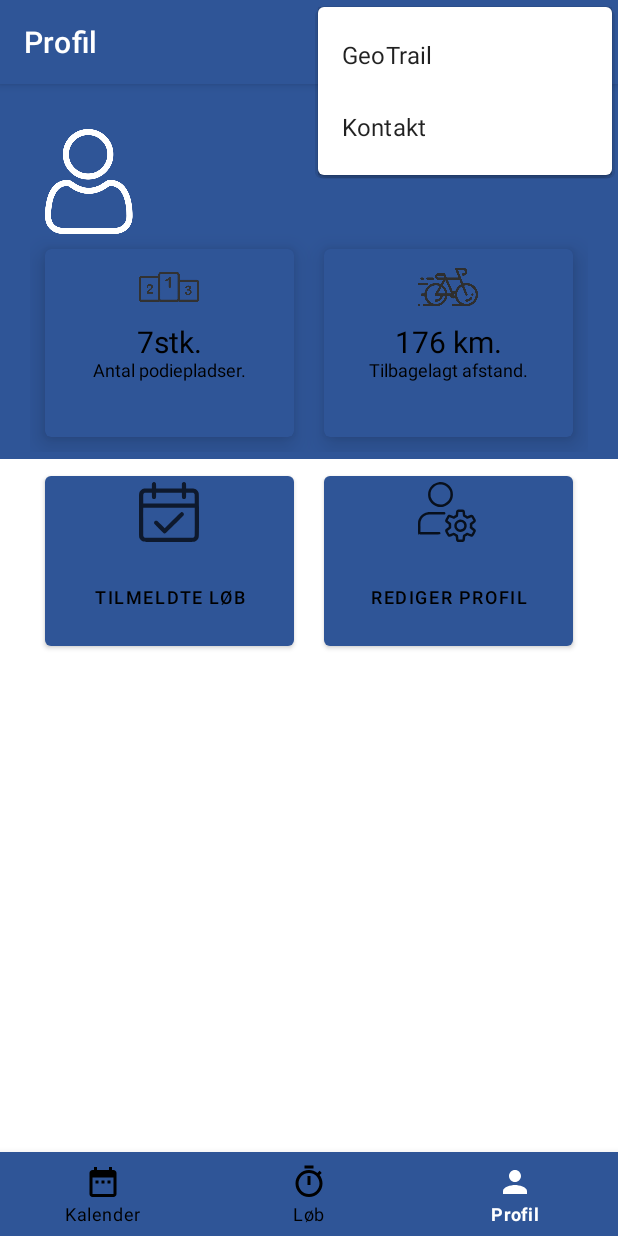
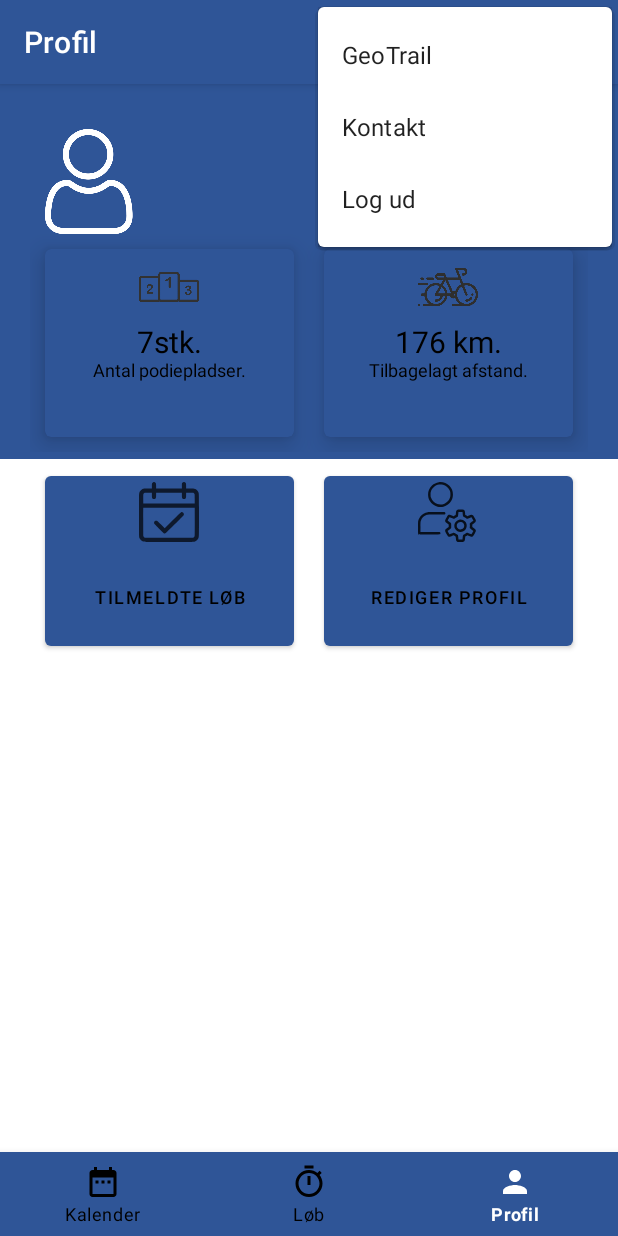
Before and after one commit to JacobSylvest/SportsEventV2, an Android app: the Profil screen opened directly, with no data from a screen before it, with the options menu open, on a phone screen of 412 x 824 dp. Run offline under Robolectric (Android 15) with nearby library versions, the light colour scheme and no system bars.

Commit message:
Login mulighed i topmenu

```diff
--- a/app/src/main/java/com/example/sportseventv2/Profil.java
+++ b/app/src/main/java/com/example/sportseventv2/Profil.java
@@ -48,6 +48,7 @@ public class Profil extends TopBundMenu implements View.OnClickListener {
     public void openRedigerProfil(){
         Intent intent = new Intent(this, RedigerProfil.class);
         startActivity(intent);
+
     }
     public void openTilmeldteLoeb (){
         Intent intent = new Intent(this, TilmeldteLoeb.class);
--- a/app/src/main/java/com/example/sportseventv2/TopBundMenu.java
+++ b/app/src/main/java/com/example/sportseventv2/TopBundMenu.java
@@ -5,6 +5,7 @@ import android.content.Intent;
 import android.view.Menu;
 import android.view.MenuInflater;
 import android.view.MenuItem;
+import android.widget.TextView;
 import android.widget.Toast;
 import androidx.annotation.NonNull;
 import androidx.appcompat.app.AppCompatActivity;
@@ -33,10 +34,15 @@ public class TopBundMenu extends AppCompatActivity {
                 Intent intentKontakt = new Intent(this, TopKontakt.class);
                 startActivity(intentKontakt);
                 return true;
+            case R.id.item4:
+                Intent intentLogin = new Intent(this, Login.class);
+                startActivity(intentLogin);
+                return true;
             default:
                 return super.onOptionsItemSelected(item);
         }
     }
+
     void showNavKalender() {
         //initialiserer og tilknytter/tildeler variabler
         BottomNavigationView bottomNavigationView = findViewById(R.id.bottom_navigation);
--- a/app/src/main/res/layout/activity_profil.xml
+++ b/app/src/main/res/layout/activity_profil.xml
@@ -197,93 +197,3 @@
         app:menu="@menu/menu_navigation" />
 </RelativeLayout>
 </LinearLayout>
-
-    <!-- DETTE ER LOGIKKEN TIL KNAPPERNE DER SKAL IND I "REDIGER PROFIL"
-
-        <LinearLayout
-            android:layout_width="match_parent"
-            android:layout_height="match_parent"
-            android:orientation="vertical">
-
-            <com.google.android.material.textfield.TextInputLayout
-                android:layout_width="match_parent"
-                android:layout_height="wrap_content"
-                android:layout_marginBottom="10dp"
-                android:layout_marginLeft="10dp"
-                android:layout_marginRight="10dp"
-                android:hint="Fulde Navn">
-
-                <com.google.android.material.textfield.TextInputEditText
-                    android:layout_width="match_parent"
-                    android:layout_height="wrap_content"
-                    android:text="Jacob Sylvest Mortensen" />
-
-            </com.google.android.material.textfield.TextInputLayout>
-
-            <com.google.android.material.textfield.TextInputLayout
-                android:layout_width="match_parent"
-                android:layout_height="wrap_content"
-                android:layout_marginBottom="10dp"
-                android:layout_marginLeft="10dp"
-                android:layout_marginRight="10dp"
-                android:hint="Email">
-
-                <com.google.android.material.textfield.TextInputEditText
-                    android:layout_width="match_parent"
-                    android:layout_height="wrap_content"
-                    android:text="jsylvest@hotmail.dk" />
-
-            </com.google.android.material.textfield.TextInputLayout>
-
-            <com.google.android.material.textfield.TextInputLayout
-                android:layout_width="match_parent"
-                android:layout_height="wrap_content"
-                android:layout_marginBottom="10dp"
-                android:layout_marginLeft="10dp"
-                android:layout_marginRight="10dp"
-                android:hint="Telefonnummer">
-
-                <com.google.android.material.textfield.TextInputEditText
-                    android:layout_width="match_parent"
-                    android:layout_height="wrap_content"
-                    android:text="28917722" />
-
-            </com.google.android.material.textfield.TextInputLayout>
-
-            <com.google.android.material.textfield.TextInputLayout
-                android:layout_width="match_parent"
-                android:layout_height="wrap_content"
-                android:layout_marginBottom="10dp"
-                android:layout_marginLeft="10dp"
-                android:layout_marginRight="10dp"
-                android:hint="Password"
-                app:passwordToggleEnabled="true">
-
-                <com.google.android.material.textfield.TextInputEditText
-                    android:layout_width="match_parent"
-                    android:layout_height="wrap_content"
-                    android:text="123456789" />
-
-            </com.google.android.material.textfield.TextInputLayout>
-
-            <Button
-                android:id="@+id/button"
-                android:layout_width="match_parent"
-                android:layout_height="wrap_content"
-                android:background="#00000000"
-                android:text="Opdater"
-                android:textColor="#000" />
-
-
-        </LinearLayout>
-
-
-    <Button
-        android:id="@+id/upload_profiilbillede"
-        android:layout_width="match_parent"
-        android:layout_height="wrap_content"
-        android:text="Upload profilbillede"
-        android:background="#00000000"
-        android:textColor="#000"
-        android:textSize="12sp"/>
-    /-->
--- a/app/src/main/res/menu/top_menu.xml
+++ b/app/src/main/res/menu/top_menu.xml
@@ -14,6 +14,10 @@
 
     <item android:id= "@+id/item3"
         android:title="Kontakt"
+        app:showAsAction="never"/>
+
+    <item android:id= "@+id/item4"
+        android:title="Log ud"
         app:showAsAction="never">
 
     </item>
```
